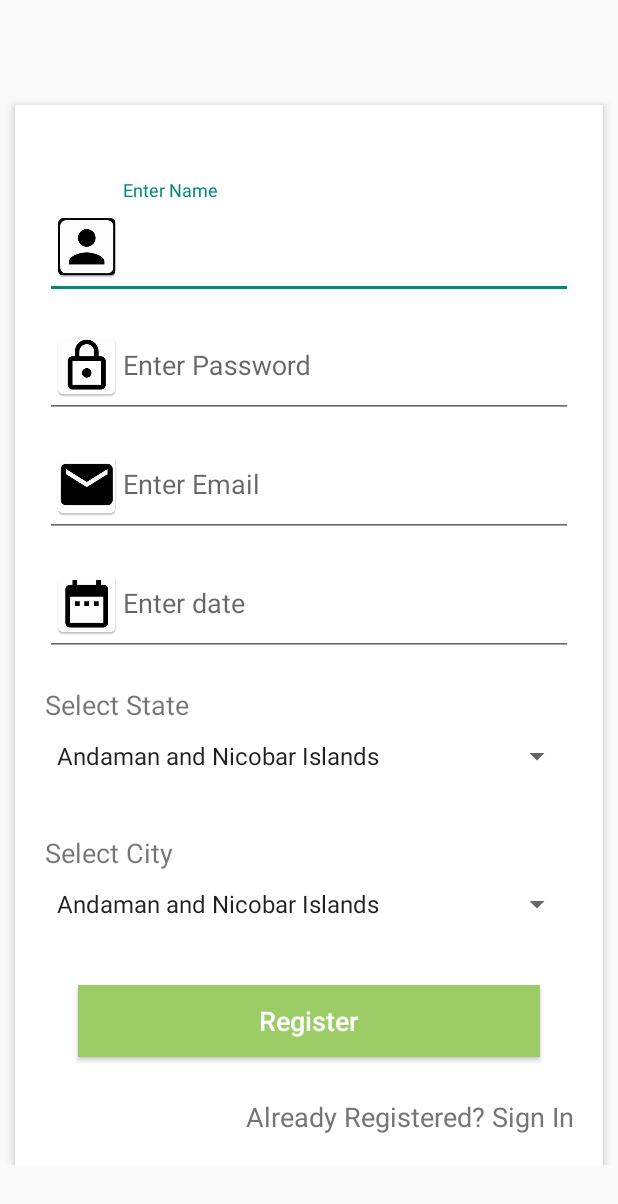
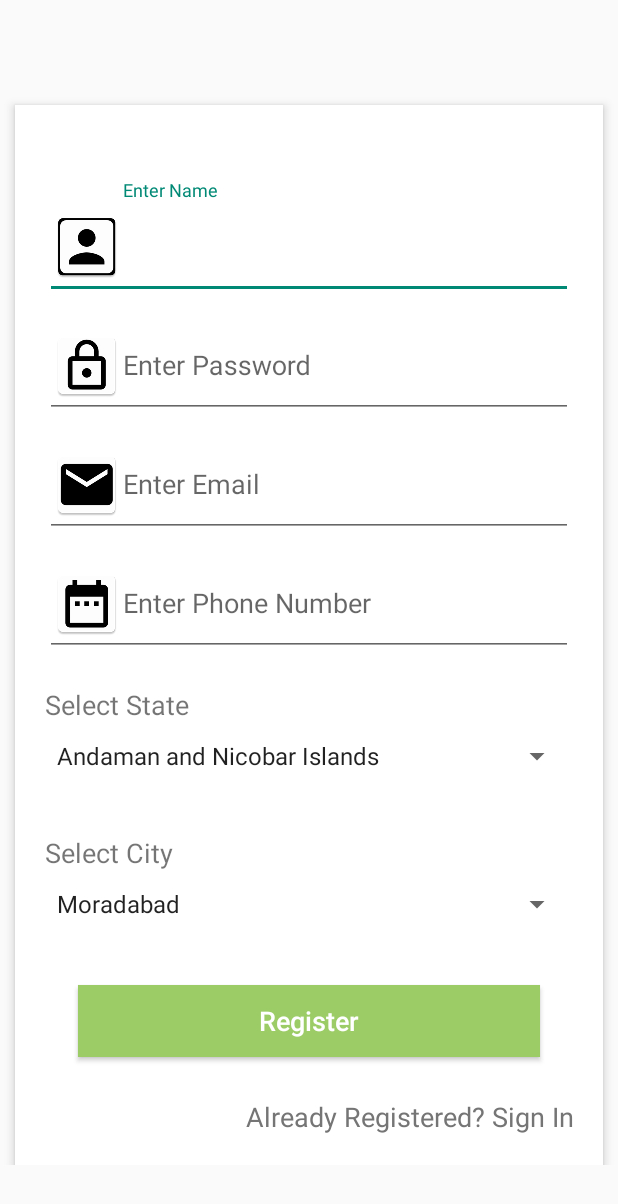
Before and after one commit to anchitgupt/swatch-bharat-solution, an Android app: the layout activity_main.xml on its own in the app's theme, with its tools: preview values and no code run, on a phone screen of 412 x 824 dp. Shown: the top 1204 px of the screen. Run offline under Robolectric (Android 15) with nearby library versions, the phone set to English and light mode, and no system bars.

Commit message:
Age removed Phone no added

```diff
--- a/app/src/main/AndroidManifest.xml
+++ b/app/src/main/AndroidManifest.xml
@@ -18,7 +18,9 @@
                 <category android:name="android.intent.category.LAUNCHER" />
             </intent-filter>
         </activity>
+
         <activity android:name=".MainActivity" />
+
         <activity
             android:name=".MainScreen"
             android:label="@string/title_activity_main_screen"
--- a/app/src/main/java/ateam/com/clean/Data/UserData.java
+++ b/app/src/main/java/ateam/com/clean/Data/UserData.java
@@ -8,7 +8,7 @@ public class UserData {
 
     String UUID,
     name,
-    age,
+    phone,
     city,
     state,
     e_mail
@@ -18,9 +18,9 @@ public class UserData {
         this.UUID = UUID;
     }
 
-    public UserData(String name, String age, String city, String state, String e_mail) {
+    public UserData(String name, String phone, String city, String state, String e_mail) {
         this.name = name;
-        this.age = age;
+        this.phone = phone;
         this.city = city;
         this.state = state;
         this.e_mail = e_mail;
--- a/app/src/main/res/layout/activity_login.xml
+++ b/app/src/main/res/layout/activity_login.xml
@@ -90,6 +90,7 @@
                     android:layout_width="match_parent"
                     android:layout_height="wrap_content"
                     android:gravity="right|end"
+                    android:onClick="onClick"
                     android:paddingTop="5dp"
                     android:text="New User? Register Here"
                     android:textColor="#757575"
--- a/app/src/main/res/layout/activity_main.xml
+++ b/app/src/main/res/layout/activity_main.xml
@@ -97,12 +97,12 @@
                     android:layout_height="wrap_content">
                     <EditText
                         android:id="@+id/editTextDate"
-                        android:hint="Enter date"
+                        android:hint="Enter Phone Number"
                         android:drawableLeft="@mipmap/date"
                         android:layout_width="match_parent"
                         android:layout_height="wrap_content"
                         android:ems="10"
-                        android:inputType="date" />
+                        android:inputType="phone" />
                 </android.support.design.widget.TextInputLayout>
                 <android.support.design.widget.TextInputLayout
                     android:layout_width="match_parent"
@@ -144,7 +144,7 @@
                         android:layout_height="wrap_content"
                         android:layout_marginBottom="20dp"
                         android:layout_marginTop="10dp"
-                        android:entries="@array/india"
+                        android:entries="@array/city"
                         android:minWidth="2dp"
                         android:spinnerMode="dialog">
 
--- a/app/src/main/res/values/strings.xml
+++ b/app/src/main/res/values/strings.xml
@@ -39,6 +39,9 @@
         <item>West Bengal</item>
 
     </string-array>
+    <string-array name="city">
+        <item>Moradabad</item>
+    </string-array>
     <string name="title_activity_main_screen">MainScreen</string>
 
     <string name="navigation_drawer_open">Open navigation drawer</string>
```
Also changed, not shown: app/src/main/java/ateam/com/clean/LoginActivity.java (+17 -2 lines), app/src/main/java/ateam/com/clean/MainActivity.java (+29 -13 lines), app/src/main/java/ateam/com/clean/MainScreen.java (+15 -0 lines).
